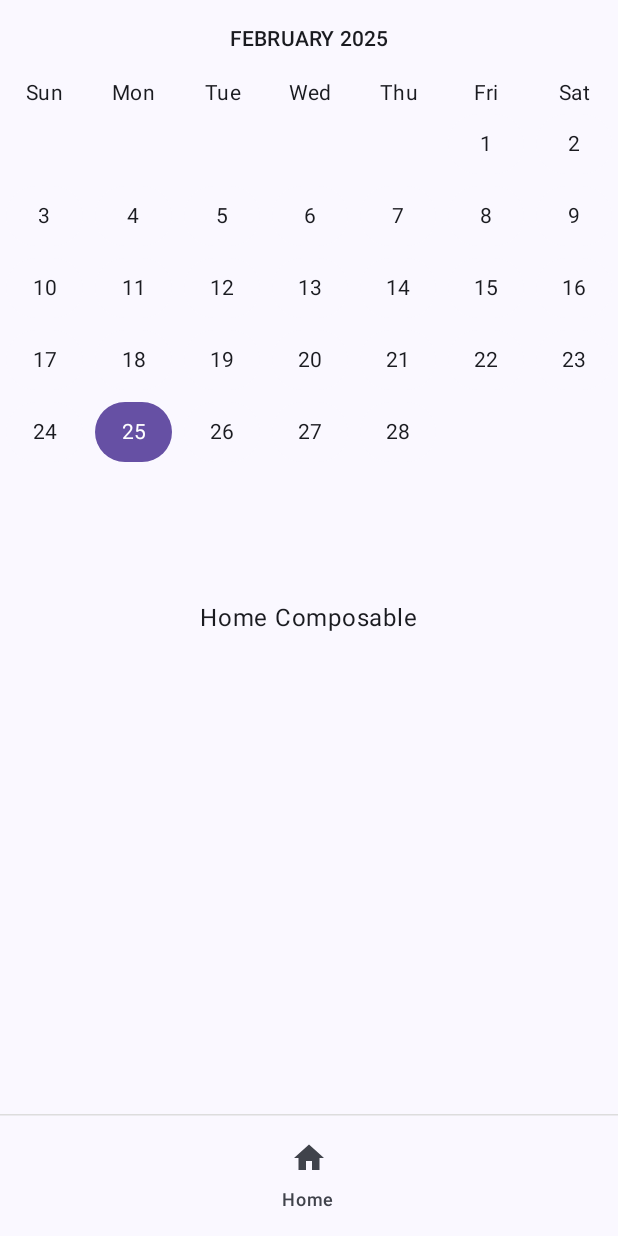
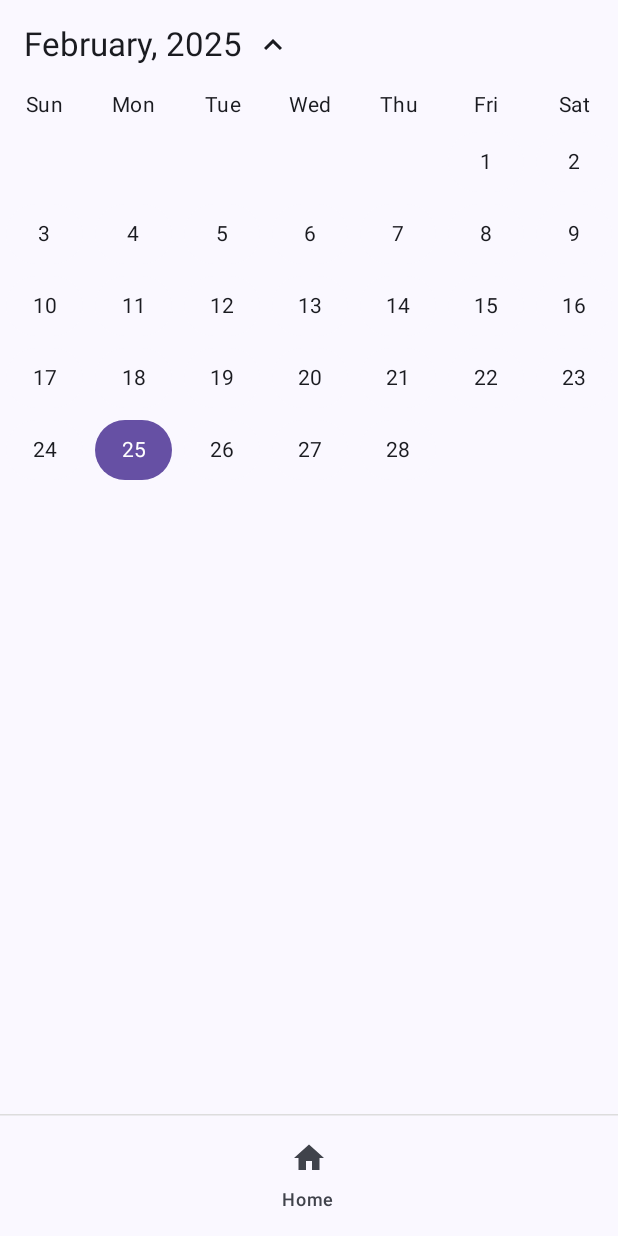
Before and after one commit to ggggabriell/AgendePro, an Android app built with Jetpack Compose: the screen it shows after launch (MainActivity), on a phone screen of 412 x 824 dp. Run offline under Robolectric (Android 15) with nearby library versions, the phone set to English and light mode, and no system bars; our stand-ins replace livedata-compose.

Commit message:
feat: added toggle calendar view click and annimation into it

```diff
--- /dev/null
+++ b/feature/calendar/src/main/java/com/agendepro/calendar/ui/CalendarHeader.kt
@@ -0,0 +1,53 @@
+package com.agendepro.calendar.ui
+
+import androidx.compose.animation.core.animateFloatAsState
+import androidx.compose.foundation.clickable
+import androidx.compose.foundation.layout.Arrangement
+import androidx.compose.foundation.layout.Row
+import androidx.compose.foundation.layout.Spacer
+import androidx.compose.foundation.layout.fillMaxWidth
+import androidx.compose.foundation.layout.padding
+import androidx.compose.foundation.layout.width
+import androidx.compose.material.icons.Icons
+import androidx.compose.material.icons.filled.KeyboardArrowDown
+import androidx.compose.material3.Icon
+import androidx.compose.material3.MaterialTheme
+import androidx.compose.material3.Text
+import androidx.compose.runtime.Composable
+import androidx.compose.runtime.getValue
+import androidx.compose.ui.Alignment
+import androidx.compose.ui.Modifier
+import androidx.compose.ui.draw.rotate
+import androidx.compose.ui.unit.dp
+import java.time.LocalDate
+
+@Composable
+fun CalendarHeader(
+    currentDate: LocalDate,
+    isExpanded: Boolean,
+    onToggle: () -> Unit
+) {
+    Row(
+        modifier = Modifier
+            .fillMaxWidth()
+            .clickable { onToggle() }
+            .padding(16.dp),
+        verticalAlignment = Alignment.CenterVertically,
+        horizontalArrangement = Arrangement.Start
+    ) {
+        Text(
+            text = "${currentDate.month.name.lowercase().replaceFirstChar { it.uppercaseChar() }}, ${currentDate.year}",
+            style = MaterialTheme.typography.titleLarge
+        )
+
+        Spacer(modifier = Modifier.width(8.dp))
+
+        val rotation by animateFloatAsState(if (isExpanded) 180f else 0f, label = "arrow_rotation")
+
+        Icon(
+            imageVector = Icons.Default.KeyboardArrowDown,
+            contentDescription = "Toggle Calendar",
+            modifier = Modifier.rotate(rotation)
+        )
+    }
+}
--- a/feature/calendar/src/main/java/com/agendepro/calendar/ui/CalendarScreen.kt
+++ b/feature/calendar/src/main/java/com/agendepro/calendar/ui/CalendarScreen.kt
@@ -1,5 +1,6 @@
 package com.agendepro.calendar.ui
 
+import androidx.compose.animation.AnimatedVisibility
 import androidx.compose.foundation.layout.Arrangement
 import androidx.compose.foundation.layout.Box
 import androidx.compose.foundation.layout.Column
@@ -18,6 +19,9 @@ import androidx.compose.runtime.Composable
 import androidx.compose.runtime.LaunchedEffect
 import androidx.compose.runtime.getValue
 import androidx.compose.runtime.livedata.observeAsState
+import androidx.compose.runtime.mutableStateOf
+import androidx.compose.runtime.remember
+import androidx.compose.runtime.setValue
 import androidx.compose.ui.Alignment
 import androidx.compose.ui.Modifier
 import androidx.compose.ui.text.style.TextAlign
@@ -27,27 +31,28 @@ import java.time.LocalDate
 
 @Composable
 fun CalendarScreen(
-    onDateSelected: (LocalDate) -> Unit = {}
+    onDateSelected: (LocalDate) -> Unit = {},
+    viewModel: CalendarViewModel = koinViewModel()
+
 ) {
-    val viewModel: CalendarViewModel = koinViewModel()
-
     val uiState by viewModel.uiState.observeAsState()
+    var isExpanded by remember { mutableStateOf(true) }
 
     uiState?.let { state ->
         Column(modifier = Modifier.fillMaxSize()) {
-            // Month Header
-            Text(
-                text = "${state.currentDate.month.name} ${state.currentDate.year}",
-                style = MaterialTheme.typography.titleSmall,
-                modifier = Modifier
-                    .padding(16.dp)
-                    .fillMaxWidth(),
-                textAlign = TextAlign.Center
+            CalendarHeader(
+                currentDate = state.currentDate,
+                isExpanded = isExpanded,
+                onToggle = { isExpanded = !isExpanded }
             )
 
+            AnimatedVisibility(visible = isExpanded) {
+                Column {
                     // Weekday Row
                     Row(
-                modifier = Modifier.fillMaxWidth(),
+                        modifier = Modifier
+                            .fillMaxWidth()
+                            .padding(bottom = 4.dp),
                         horizontalArrangement = Arrangement.SpaceEvenly
                     ) {
                         listOf("Sun", "Mon", "Tue", "Wed", "Thu", "Fri", "Sat").forEach {
@@ -81,8 +86,9 @@ fun CalendarScreen(
                         }
                     }
                 }
+            }
+        }
     } ?: run {
-        // Show a loading state or empty state if uiState is null
         Box(modifier = Modifier.fillMaxSize(), contentAlignment = Alignment.Center) {
             CircularProgressIndicator()
         }
--- a/feature/home/src/main/java/com/agendepro/home/ui/HomeScreen.kt
+++ b/feature/home/src/main/java/com/agendepro/home/ui/HomeScreen.kt
@@ -28,7 +28,6 @@ fun HomeScreen(
                 .padding(padding),
             contentAlignment = Alignment.Center
         ) {
-            Text(text = uiState.someValue)
             CalendarScreen()
         }
     }
```
Lines whose indentation alone changed are shown as unchanged.
